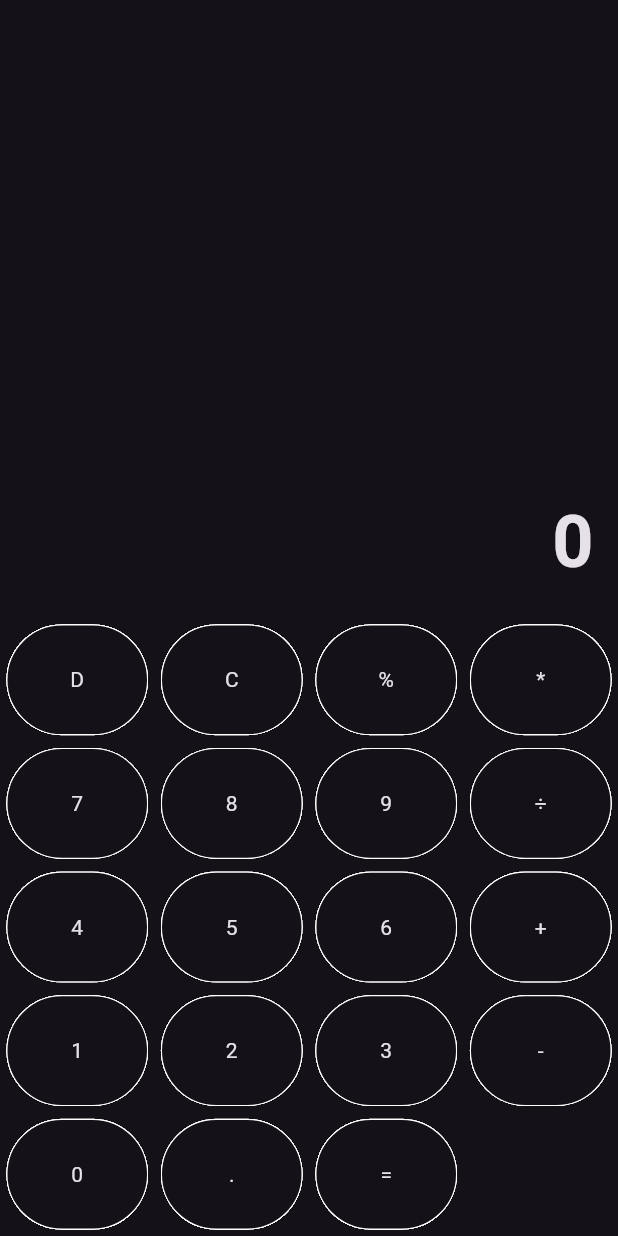
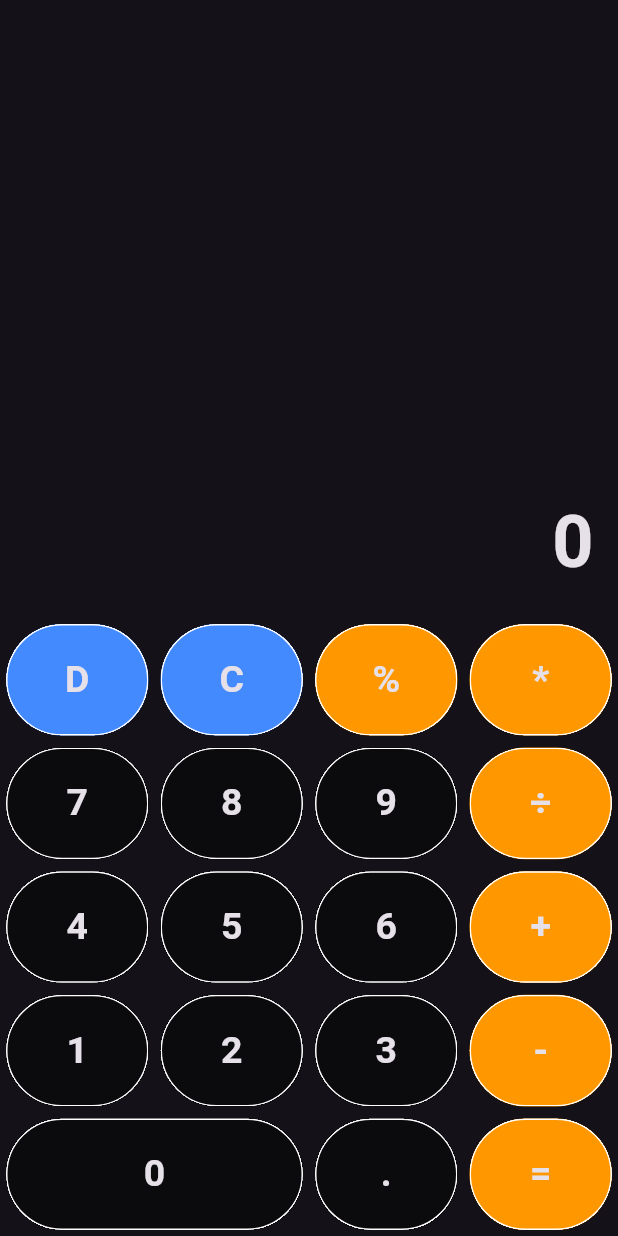
Before and after one commit to noufalkulathupuzha/calculator, a Flutter app: the screen it shows after launch, on a phone screen of 412 x 824 dp. Run offline on Flutter 3.47's test engine with Material 3 defaults, Android fonts, the phone set to English and light mode, and no system bars.

Commit message:
Update the Style of Calculator

```diff
--- a/calculator/lib/calculator_screen.dart
+++ b/calculator/lib/calculator_screen.dart
@@ -37,10 +37,12 @@ class _CalculatorScreenState extends State<CalculatorScreen> {
           //Inputs
           Wrap(
             children: Btn.buttonValues
-                .map((e) => SizedBox(
+                .map((value) => SizedBox(
                     height: screenSize.width / 5,
-                    width: screenSize.width / 4,
-                    child: buildButton(e)))
+                    width: value == Btn.n0
+                        ? (screenSize.width / 2)
+                        : (screenSize.width / 4),
+                    child: buildButton(value)))
                 .toList(),
           )
         ],
@@ -52,12 +54,35 @@ class _CalculatorScreenState extends State<CalculatorScreen> {
     return Padding(
       padding: const EdgeInsets.all(4.0),
       child: Material(
+          color: getButtonColor(value),
           clipBehavior: Clip.hardEdge,
           shape: OutlineInputBorder(
             borderSide: const BorderSide(color: Colors.white),
             borderRadius: BorderRadius.circular(100),
           ),
-          child: InkWell(onTap: () {}, child: Center(child: Text(value)))),
+          child: InkWell(
+              onTap: () {},
+              child: Center(
+                  child: Text(
+                value,
+                style:
+                    const TextStyle(fontSize: 25, fontWeight: FontWeight.bold),
+              )))),
     );
   }
+
+  Color getButtonColor(value) {
+    return [Btn.del, Btn.clr].contains(value)
+        ? Colors.blueAccent
+        : [
+            Btn.per,
+            Btn.add,
+            Btn.substract,
+            Btn.multipy,
+            Btn.divide,
+            Btn.calculate
+          ].contains(value)
+            ? Colors.orange
+            : Colors.black45;
+  }
 }
```
